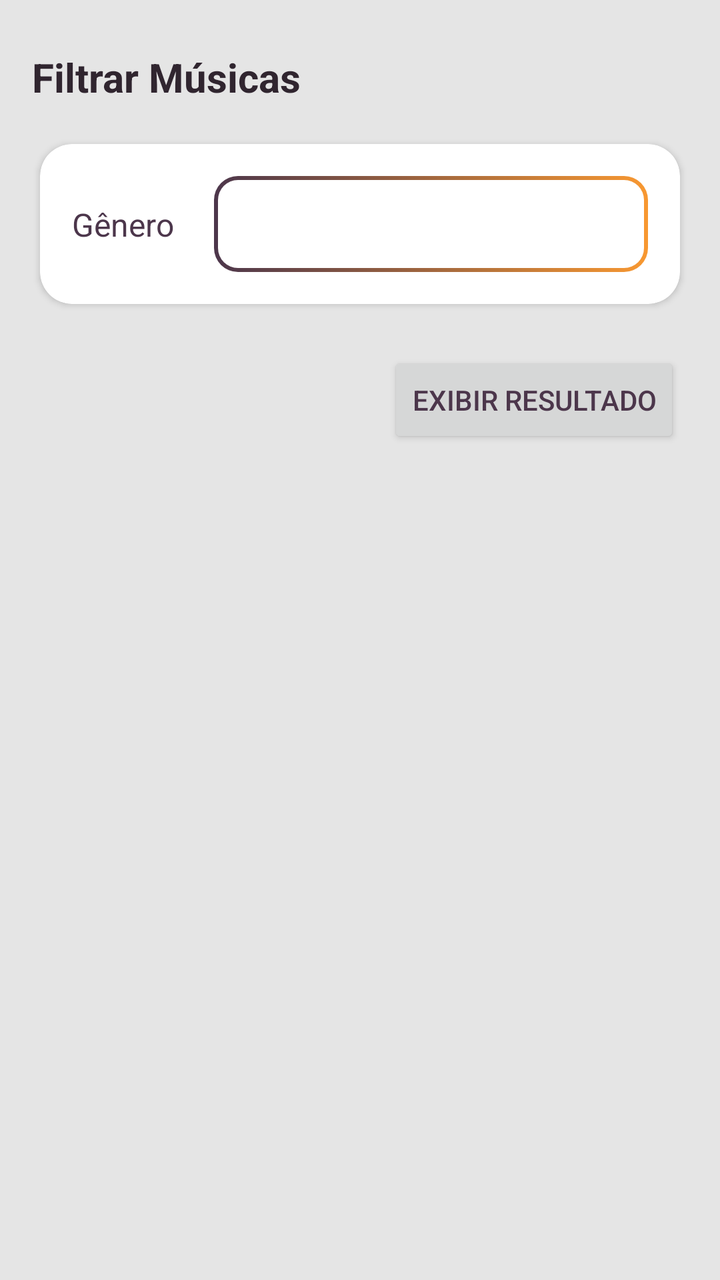
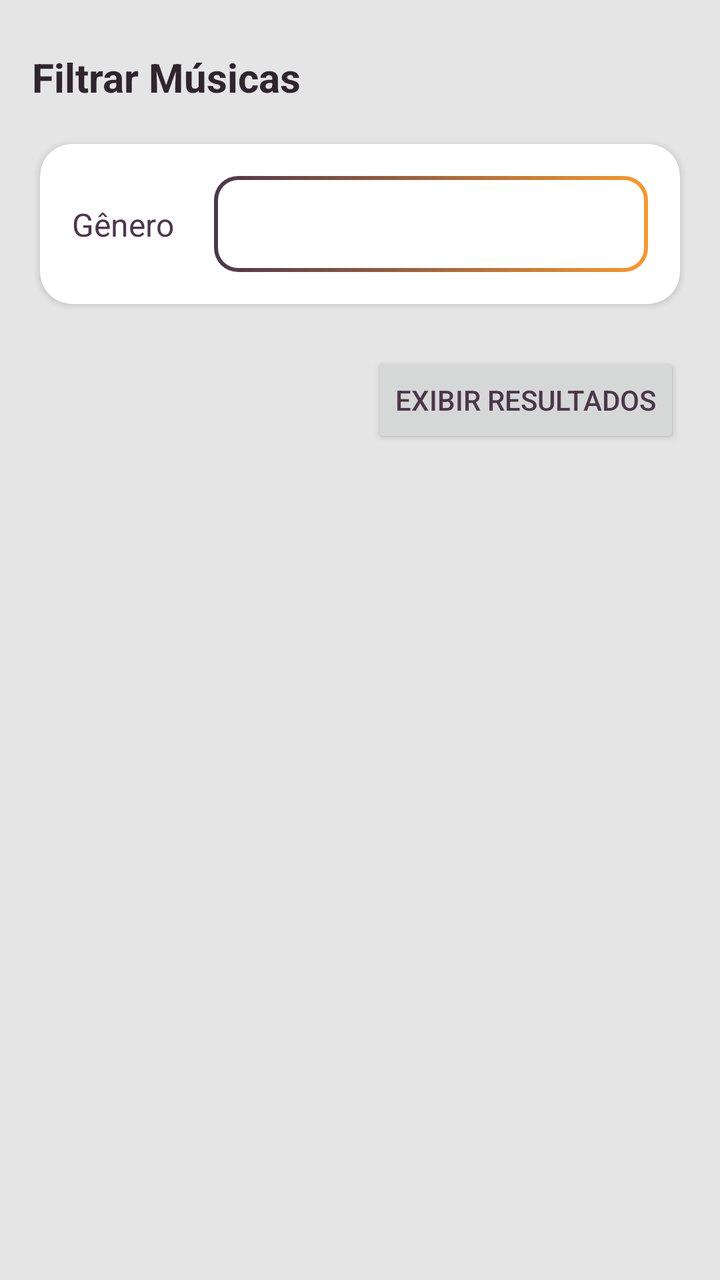

Compare the two renders of this Android layout. The source of the first and the diff that turns it into the second are given below.
<!-- AndroidManifest.xml: application theme Theme.Tracker -->
<!-- res/layout/fragment_filtro.xml -->
<?xml version="1.0" encoding="utf-8"?>
<androidx.constraintlayout.widget.ConstraintLayout xmlns:android="http://schemas.android.com/apk/res/android"
    xmlns:app="http://schemas.android.com/apk/res-auto"
    xmlns:tools="http://schemas.android.com/tools"
    android:id="@+id/frameLayout"
    style="@style/Base.Theme.Tracker"
    android:layout_width="match_parent"
    android:layout_height="match_parent"
    tools:context=".FiltroFragment">

    <TextView
        android:id="@+id/textView3"
        android:layout_width="wrap_content"
        android:layout_height="wrap_content"
        android:layout_marginStart="16dp"
        android:layout_marginTop="25dp"
        android:text="Filtrar Músicas"
        app:layout_constraintStart_toStartOf="parent"
        app:layout_constraintTop_toTopOf="parent"
        style="@style/TextoTitulo"/>

    <androidx.cardview.widget.CardView
        android:id="@+id/cardView2"
        android:layout_width="0dp"
        android:layout_height="wrap_content"
        android:layout_marginStart="20dp"
        android:layout_marginTop="20dp"
        android:layout_marginEnd="20dp"
        app:cardCornerRadius="16dp"
        app:layout_constraintEnd_toEndOf="parent"
        app:layout_constraintStart_toStartOf="parent"
        app:layout_constraintTop_toBottomOf="@+id/textView3">

        <androidx.constraintlayout.widget.ConstraintLayout
            android:layout_width="match_parent"
            android:layout_height="wrap_content"
            android:padding="16dp">

            <TextView
                android:id="@+id/textView2"
                android:layout_width="wrap_content"
                android:layout_height="wrap_content"
                android:text="Gênero"
                android:textSize="16sp"
                app:layout_constraintBottom_toBottomOf="parent"
                app:layout_constraintStart_toStartOf="parent"
                app:layout_constraintTop_toTopOf="parent" />

            <Spinner
                android:id="@+id/spinner"
                android:layout_width="0dp"
                android:layout_height="48dp"
                android:layout_marginStart="20dp"
                android:background="@drawable/bg_spinner_gradient"
                android:paddingStart="12dp"
                android:paddingEnd="12dp"
                app:layout_constraintBottom_toBottomOf="parent"
                app:layout_constraintEnd_toEndOf="parent"
                app:layout_constraintStart_toEndOf="@+id/textView2"
                app:layout_constraintTop_toTopOf="parent"
                android:popupBackground="@drawable/bg_spinner_popup"

                />
        </androidx.constraintlayout.widget.ConstraintLayout>

    </androidx.cardview.widget.CardView>

    <Button
        android:id="@+id/button"
        android:layout_width="wrap_content"
        android:layout_height="wrap_content"
        android:layout_marginTop="24dp"
        android:text="Exibir resultado"
        app:layout_constraintEnd_toEndOf="@+id/cardView2"
        app:layout_constraintTop_toBottomOf="@+id/cardView2" />

</androidx.constraintlayout.widget.ConstraintLayout>
<!-- resources referenced by this layout -->
<resources>
  <!-- drawable bg_spinner_gradient (drawable) -->
  <?xml version="1.0" encoding="utf-8"?>
  <ripple xmlns:android="http://schemas.android.com/apk/res/android"
      android:color="#22000000">
      <item>
          <shape android:shape="rectangle">
              <corners android:radius="12dp" />
              <gradient
                  android:angle="0"
                  android:endColor="@color/laranja"
                  android:startColor="@color/roxo_letra"
                  android:type="linear" />
          </shape>
      </item>
      
      <item
          android:bottom="2dp"
          android:left="2dp"
          android:right="2dp"
          android:top="2dp">
          <shape android:shape="rectangle">
              <solid android:color="@color/branco" />
              <corners android:radius="10dp" />
          </shape>
      </item>
  </ripple>
  <!-- drawable bg_spinner_popup (drawable) -->
  <?xml version="1.0" encoding="utf-8"?>
  <shape xmlns:android="http://schemas.android.com/apk/res/android"
      android:shape="rectangle">
      <solid android:color="@color/branco" />
      <corners android:radius="12dp" />
  
  </shape>
  <style name="Base.Theme.Tracker" parent="Theme.Material3.DayNight.NoActionBar">
          
          <item name="android:colorBackground">@color/cinza_claro</item>
  
          
          <item name="colorPrimary">@color/laranja</item>
          <item name="colorOnPrimary">@color/branco</item>
  
          
          <item name="colorSurface">@color/roxo_claro</item>
          <item name="colorOnSurface">@color/branco</item>
  
          
          <item name="materialButtonStyle">@style/EstiloBotaoPadrao</item>
          <item name="cardViewStyle">@style/MeuCardViewStyle</item>
  
          <item name="android:textColor">@color/roxo_letra</item>
  
  
      </style>
  <style name="TextoTitulo">
          <item name="android:textColor">@color/roxo_escuro</item>
          <item name="android:textSize">20sp</item>
          <item name="android:textStyle">bold</item>
      </style>
  <style name="Theme.Tracker" parent="Base.Theme.Tracker">
          
          <item name="android:navigationBarColor">@android:color/transparent</item>
          <item name="android:statusBarColor">@android:color/transparent</item>
          <item name="android:windowLightStatusBar">?attr/isLightTheme</item>
      </style>
  <color name="laranja">#F89831</color>
  <color name="roxo_letra">#4C364B</color>
  <color name="branco">#FFFFFF</color>
  <color name="cinza_claro">#E5E5E5</color>
  <color name="roxo_claro">#A58CA3</color>
  <style name="EstiloBotaoPadrao" parent="Widget.Material3.Button">
          <item name="backgroundTint">@color/laranja</item>
          <item name="android:textColor">@color/branco</item>
          <item name="cornerRadius">24dp</item>
      </style>
  <style name="MeuCardViewStyle" parent="CardView">
          
          <item name="cardBackgroundColor">@color/branco</item>
  
          
          <item name="cardCornerRadius">16dp</item>
  
          
          <item name="cardElevation">2dp</item>
      </style>
  <color name="roxo_escuro">#30252F</color>
</resources>

<!-- the commit's change to res/layout/fragment_filtro.xml (unified diff, before → after) -->
@@ -14,7 +14,7 @@
         android:layout_height="wrap_content"
         android:layout_marginStart="16dp"
         android:layout_marginTop="25dp"
-        android:text="Filtrar Músicas"
+        android:text="@string/title_filtro"
         app:layout_constraintStart_toStartOf="parent"
         app:layout_constraintTop_toTopOf="parent"
         style="@style/TextoTitulo"/>
@@ -40,7 +40,7 @@
                 android:id="@+id/textView2"
                 android:layout_width="wrap_content"
                 android:layout_height="wrap_content"
-                android:text="Gênero"
+                android:text="@string/label_spinner_genero"
                 android:textSize="16sp"
                 app:layout_constraintBottom_toBottomOf="parent"
                 app:layout_constraintStart_toStartOf="parent"
@@ -70,7 +70,7 @@
         android:layout_width="wrap_content"
         android:layout_height="wrap_content"
         android:layout_marginTop="24dp"
-        android:text="Exibir resultado"
+        android:text="@string/label_filtro_button"
         app:layout_constraintEnd_toEndOf="@+id/cardView2"
         app:layout_constraintTop_toBottomOf="@+id/cardView2" />
 
<!-- resource entries referenced after the edit -->
@@ -34,6 +34,9 @@
       <corners android:radius="12dp" />
   
   </shape>
+  <string name="label_filtro_button">Exibir resultados</string>
+  <string name="label_spinner_genero">Gênero</string>
+  <string name="title_filtro">Filtrar Músicas</string>
   <style name="Base.Theme.Tracker" parent="Theme.Material3.DayNight.NoActionBar">
           
           <item name="android:colorBackground">@color/cinza_claro</item>
